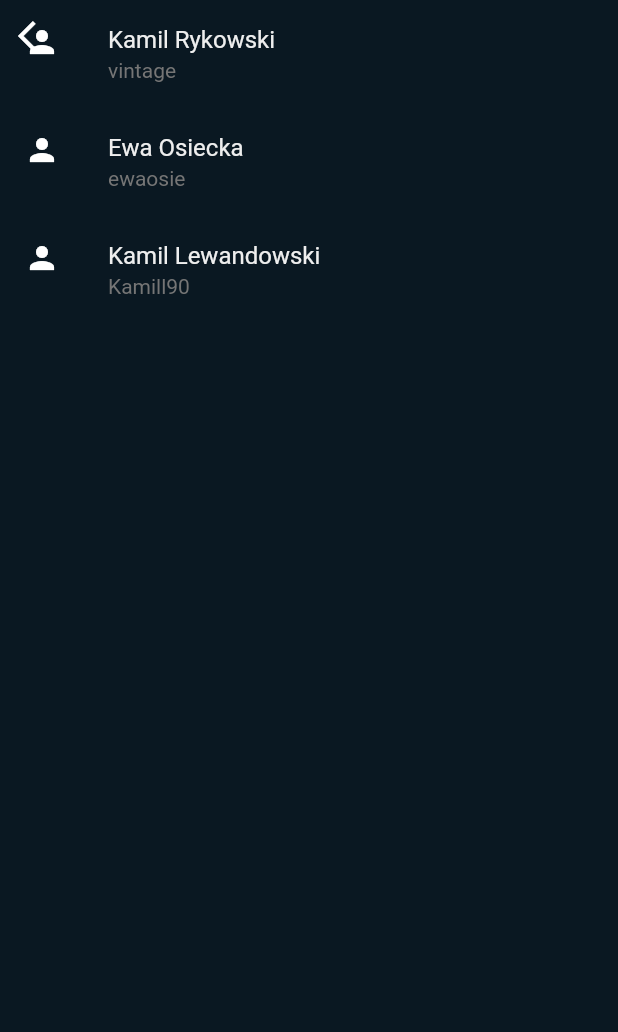
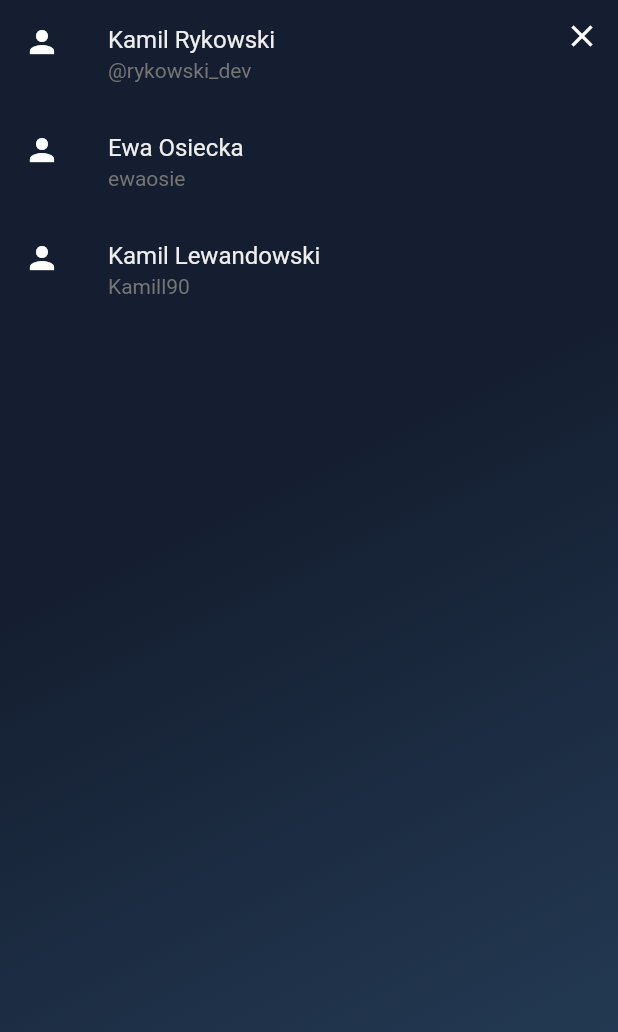
Before and after one commit to vintage/party_flutter, a Flutter app: the ContributorsScreen screen opened by its route, on a phone screen of 412 x 824 dp. Shown: the top 1032 px of the screen. Run offline on Flutter 3.47's test engine with Material 2 defaults, Android fonts, the phone set to English and light mode, and no system bars; our stand-ins replace audioplayers, camera, carousel_slider, firebase_analytics, firebase_crashlytics, firebase_messaging and 7 more; missing offline and left inert: esys_flutter_share, firebase_admob, flutter_device_type, pedantic, screen; accounts and stored records are empty; generated files the repository leaves out were written again; project files that could hold a hidden picture were left out.

Commit message:
Bring back contributors section #31

```diff
--- a/assets/data/contributors.json
+++ b/assets/data/contributors.json
@@ -1,7 +1,7 @@
 [
   {
     "name": "Kamil Rykowski",
-    "username": "vintage"
+    "username": "@rykowski_dev"
   },
   {
     "name": "Ewa Osiecka",
--- a/lib/ui/screens/camera_preview.dart
+++ b/lib/ui/screens/camera_preview.dart
@@ -66,7 +66,11 @@ class CameraPreviewScreenState extends State<CameraPreviewScreen>
       return;
     }
 
-    controller = CameraController(frontCamera, ResolutionPreset.high, enableAudio: false);
+    controller = CameraController(
+      frontCamera,
+      ResolutionPreset.high,
+      enableAudio: false,
+    );
     controller.addListener(() {
       if (mounted) {
         setState(() {});
--- a/lib/ui/screens/contributors.dart
+++ b/lib/ui/screens/contributors.dart
@@ -20,14 +20,12 @@ class _ContributorsScreenState extends State<ContributorsScreen> {
   @override
   Widget build(BuildContext context) {
     return ScreenTemplate(
-      showBack: true,
-      child: Container(
-        decoration: BoxDecoration(
-          color: Theme.of(context).backgroundColor,
-        ),
-        child: ScopedModelDescendant<ContributorModel>(
+      child: SafeArea(
+        child: Stack(
+          children: [
+            ScopedModelDescendant<ContributorModel>(
               builder: (context, child, model) {
-            return Column(
+                return ListView(
                   children: model.contributors.map((contributor) {
                     return ListTile(
                       leading: Icon(Icons.person),
@@ -38,6 +36,16 @@ class _ContributorsScreenState extends State<ContributorsScreen> {
                 );
               },
             ),
+            Positioned(
+              top: 0,
+              right: 0,
+              child: IconButton(
+                onPressed: () => Navigator.pop(context),
+                icon: Icon(Icons.close),
+              ),
+            ),
+          ],
+        ),
       ),
     );
   }
--- a/pubspec.yaml
+++ b/pubspec.yaml
@@ -7,7 +7,7 @@ description: Mobile party game for friends
 # Both the version and the builder number may be overridden in flutter
 # build by specifying --build-name and --build-number, respectively.
 # Read more about versioning at semver.org.
-version: 2.4.0+12
+version: 2.4.0+13
 
 dependencies:
   flutter:
```
Also changed, not shown: lib/ui/screens/home.dart (+4 -5 lines), lib/ui/screens/settings.dart (+22 -29 lines), 1 other file. Lines whose indentation alone changed are shown as unchanged.
